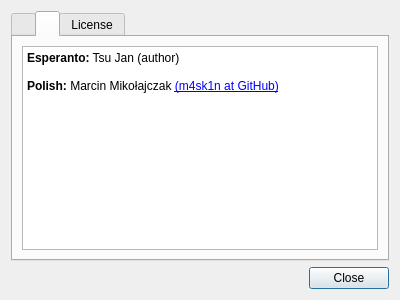
This is about.ui in tsujan/Arqiver as Qt 5 draws it before an edit. The edited form follows.
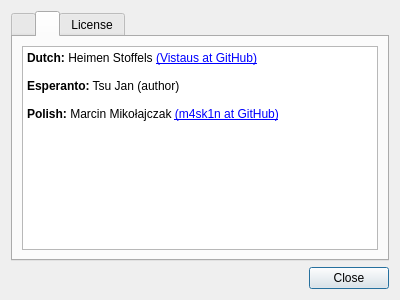
This is the edited form. The open tabs and pages were chosen to show the change.

Diff of the .ui file:
```diff
--- a/about.ui
+++ b/about.ui
@@ -97,6 +97,10 @@
 &lt;html&gt;&lt;head&gt;&lt;meta name=&quot;qrichtext&quot; content=&quot;1&quot; /&gt;&lt;style type=&quot;text/css&quot;&gt;
 p, li { white-space: pre-wrap; }
 &lt;/style&gt;&lt;/head&gt;&lt;body style=&quot;  font-weight:400; font-style:normal;&quot;&gt;
+
+
+&lt;p style=&quot; margin-top:0px; margin-bottom:0px; margin-left:0px; margin-right:0px; -qt-block-indent:0; text-indent:0px;&quot;&gt;&lt;span style=&quot; font-weight:600;&quot;&gt;Dutch:&lt;/span&gt; Heimen Stoffels &lt;a href=&quot;https://github.com/Vistaus&quot;&gt;&lt;span;&gt;(Vistaus at GitHub)&lt;/span&gt;&lt;/a&gt;&lt;/p&gt;
+&lt;p style=&quot;-qt-paragraph-type:empty; margin-top:0px; margin-bottom:0px; margin-left:0px; margin-right:0px; -qt-block-indent:0; text-indent:0px;&quot;&gt;&lt;br /&gt;&lt;/p&gt;
 &lt;p style=&quot; margin-top:0px; margin-bottom:0px; margin-left:0px; margin-right:0px; -qt-block-indent:0; text-indent:0px;&quot;&gt;&lt;span style=&quot; font-weight:600;&quot;&gt;Esperanto:&lt;/span&gt; Tsu Jan (author)&lt;/p&gt;
 &lt;p style=&quot;-qt-paragraph-type:empty; margin-top:0px; margin-bottom:0px; margin-left:0px; margin-right:0px; -qt-block-indent:0; text-indent:0px;&quot;&gt;&lt;br /&gt;&lt;/p&gt;
 &lt;p style=&quot; margin-top:0px; margin-bottom:0px; margin-left:0px; margin-right:0px; -qt-block-indent:0; text-indent:0px;&quot;&gt;&lt;span style=&quot; font-weight:600;&quot;&gt;Polish:&lt;/span&gt; Marcin Mikołajczak &lt;a href=&quot;https://github.com/m4sk1n&quot;&gt;&lt;span;&gt;(m4sk1n at GitHub)&lt;/span&gt;&lt;/a&gt;&lt;/p&gt;
```
